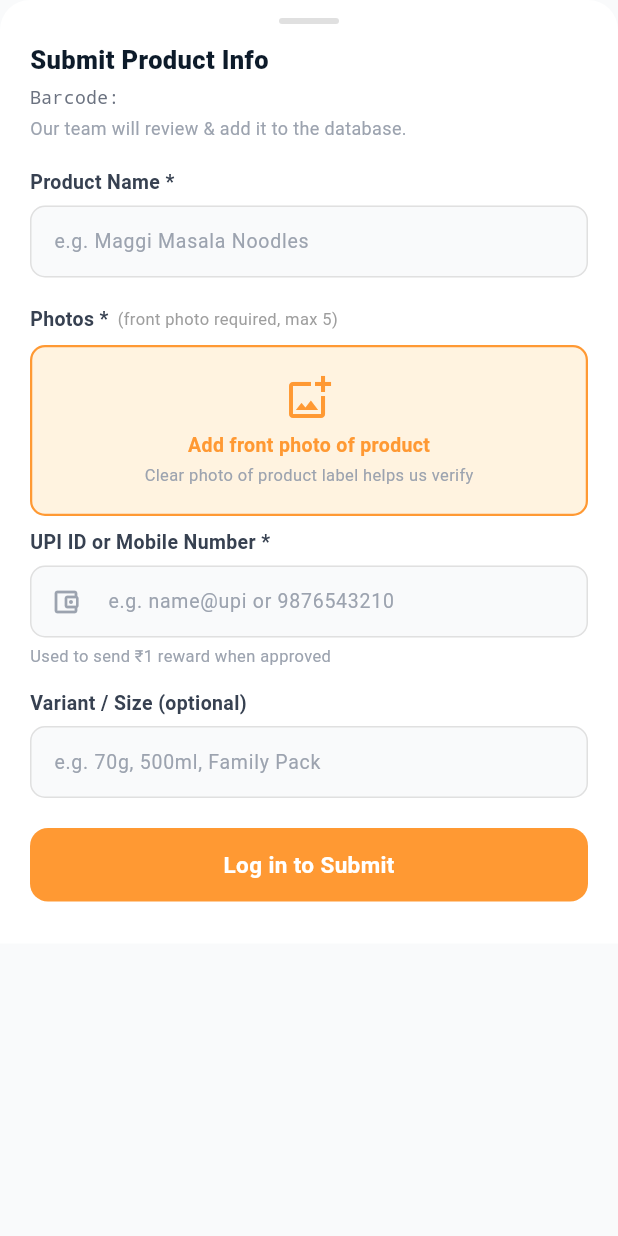
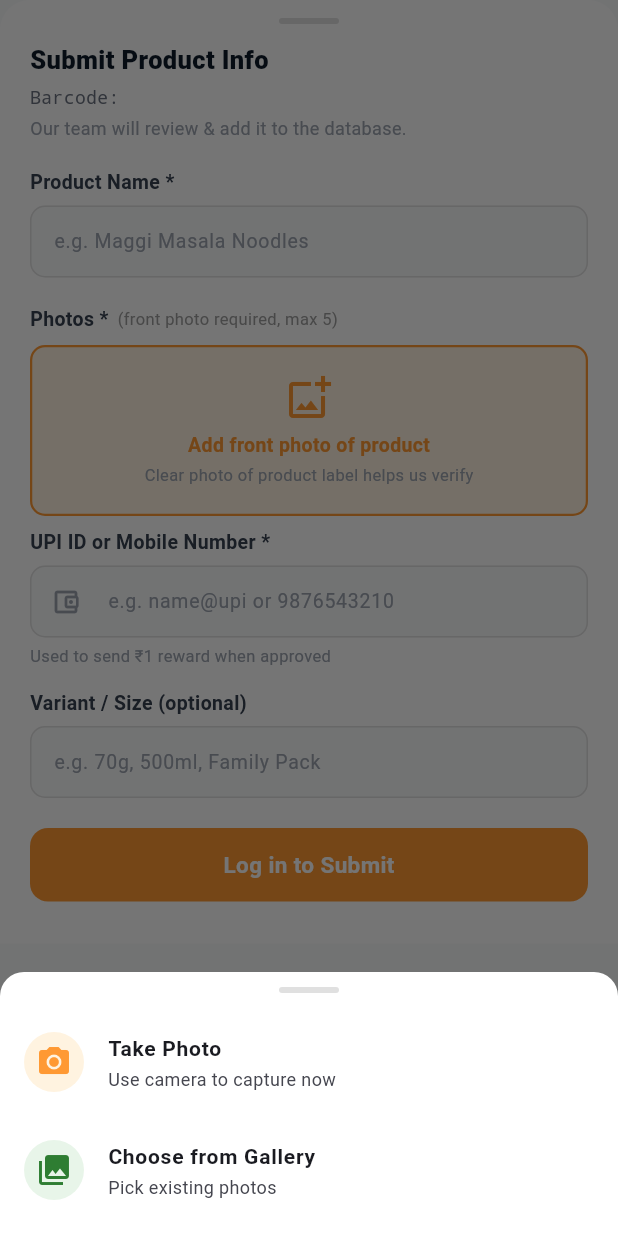
Before and after one commit to Shubham-Paliwal20/checkkaro, a Flutter app: the _BarcodeSubmissionSheet widget shown alone on an empty page, opened directly with empty values, after a tap on "Add front photo of product", on a phone screen of 412 x 824 dp. Run offline on Flutter 3.47's test engine with Material 3 defaults, Android fonts, the phone set to English and light mode, and no system bars; our stand-ins replace cached_network_image, dio, flutter_riverpod, go_router, hive_flutter, image_picker; missing offline and left inert: mobile_scanner; accounts and stored records are empty; network calls fail; Roboto replaces fonts that are missing (Poppins).

Commit message:
Add camera + gallery choice when adding photos in barcode submission
Shows a bottom sheet with Take Photo (camera) and Choose from Gallery
options instead of jumping straight to gallery on tap.

Co-Authored-By: Claude Sonnet 4.6 <noreply@anthropic.com>

```diff
--- a/mobile/lib/features/scanner/scanner_screen.dart
+++ b/mobile/lib/features/scanner/scanner_screen.dart
@@ -207,14 +207,50 @@ class _BarcodeSubmissionSheetState extends ConsumerState<_BarcodeSubmissionSheet
 
   Future<void> _pickPhotos() async {
     if (_photos.length >= 5) return;
+    final source = await _showPhotoSourceSheet();
+    if (source == null) return;
+
     try {
-      final picked = await _picker.pickMultiImage(imageQuality: 80);
-      if (picked.isEmpty) return;
-      final canAdd = 5 - _photos.length;
-      setState(() => _photos = [..._photos, ...picked.take(canAdd)]);
+      if (source == ImageSource.camera) {
+        final photo = await _picker.pickImage(source: ImageSource.camera, imageQuality: 80);
+        if (photo == null) return;
+        setState(() => _photos = [..._photos, photo]);
+      } else {
+        final canAdd = 5 - _photos.length;
+        final picked = await _picker.pickMultiImage(imageQuality: 80);
+        if (picked.isEmpty) return;
+        setState(() => _photos = [..._photos, ...picked.take(canAdd)]);
+      }
     } catch (e) {
-      setState(() => _error = 'Could not open gallery.');
+      setState(() => _error = 'Could not open ${source == ImageSource.camera ? "camera" : "gallery"}.');
     }
+  }
+
+  Future<ImageSource?> _showPhotoSourceSheet() async {
+    return showModalBottomSheet<ImageSource>(
+      context: context,
+      backgroundColor: Colors.white,
+      shape: const RoundedRectangleBorder(borderRadius: BorderRadius.vertical(top: Radius.circular(16))),
+      builder: (_) => SafeArea(
+        child: Column(mainAxisSize: MainAxisSize.min, children: [
+          Container(width: 40, height: 4, margin: const EdgeInsets.symmetric(vertical: 10),
+              decoration: BoxDecoration(color: Colors.grey.shade300, borderRadius: BorderRadius.circular(2))),
+          ListTile(
+            leading: const CircleAvatar(backgroundColor: Color(0xFFFFF3E0), child: Icon(Icons.camera_alt, color: AppColors.brandOrange)),
+            title: const Text('Take Photo', style: TextStyle(fontWeight: FontWeight.w600, fontSize: 14)),
+            subtitle: const Text('Use camera to capture now', style: TextStyle(fontSize: 12)),
+            onTap: () => Navigator.pop(context, ImageSource.camera),
+          ),
+          ListTile(
+            leading: const CircleAvatar(backgroundColor: Color(0xFFE8F5E9), child: Icon(Icons.photo_library, color: Color(0xFF2E7D32))),
+            title: const Text('Choose from Gallery', style: TextStyle(fontWeight: FontWeight.w600, fontSize: 14)),
+            subtitle: const Text('Pick existing photos', style: TextStyle(fontSize: 12)),
+            onTap: () => Navigator.pop(context, ImageSource.gallery),
+          ),
+          const SizedBox(height: 8),
+        ]),
+      ),
+    );
   }
 
   void _removePhoto(int index) {
```
